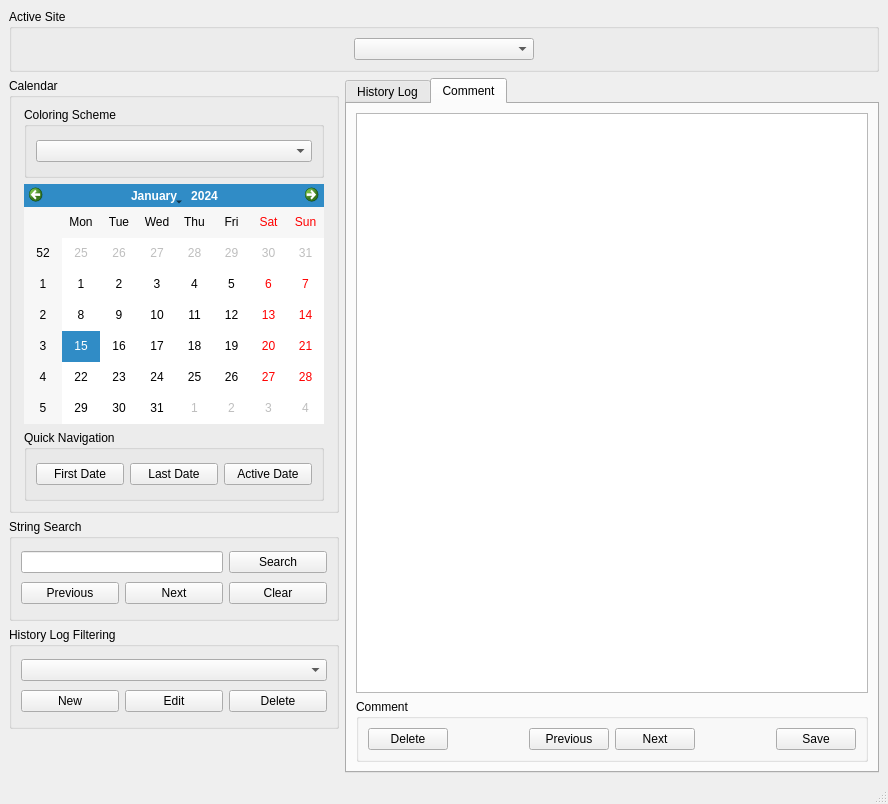
Before: the Qt Designer form resources/ui_mainwindow.ui in komministern/gca_analysis_tool, drawn with Qt 5.
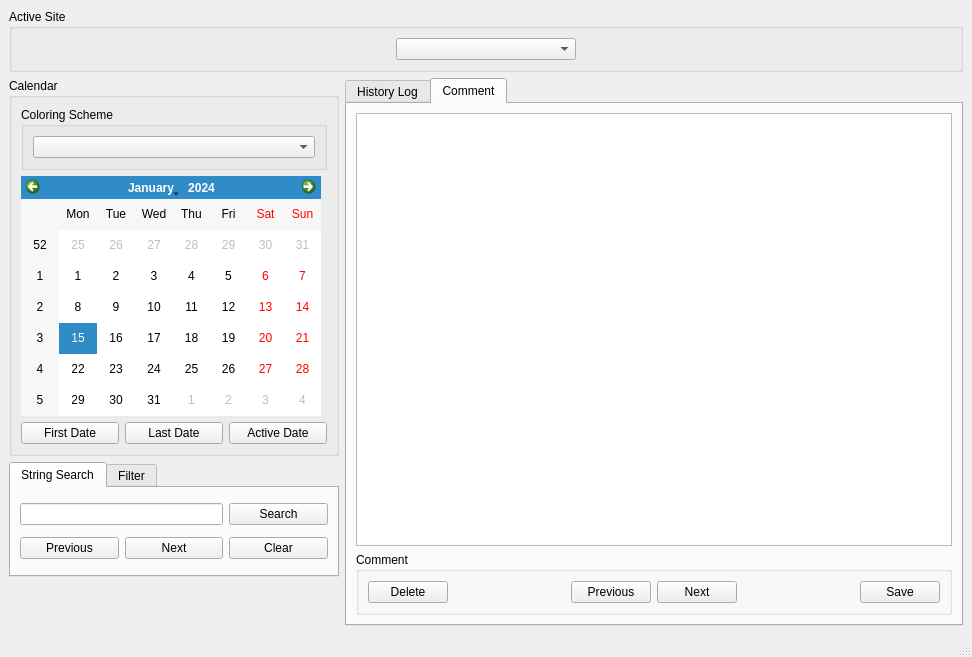
After: the same form once the commit is applied. The open tabs and pages were chosen to show the change.

```diff
--- a/resources/ui_mainwindow.ui
+++ b/resources/ui_mainwindow.ui
@@ -6,27 +6,64 @@
    <rect>
     <x>0</x>
     <y>0</y>
-    <width>888</width>
-    <height>804</height>
+    <width>972</width>
+    <height>657</height>
    </rect>
   </property>
+  <property name="sizePolicy">
+   <sizepolicy hsizetype="MinimumExpanding" vsizetype="Preferred">
+    <horstretch>0</horstretch>
+    <verstretch>0</verstretch>
+   </sizepolicy>
+  </property>
   <property name="minimumSize">
    <size>
-    <width>888</width>
-    <height>804</height>
+    <width>900</width>
+    <height>657</height>
    </size>
   </property>
   <property name="windowTitle">
    <string>GCA Analysis Tool</string>
   </property>
   <widget class="QWidget" name="centralwidget">
-   <layout class="QGridLayout" name="gridLayout_8">
+   <layout class="QGridLayout" name="gridLayout_7">
+    <item row="0" column="0" colspan="2">
+     <widget class="QGroupBox" name="groupBox_4">
+      <property name="title">
+       <string>Active Site</string>
+      </property>
+      <layout class="QGridLayout" name="gridLayout_5">
+       <item row="0" column="0">
+        <widget class="QComboBox" name="comboBox_ActiveSite">
+         <property name="minimumSize">
+          <size>
+           <width>180</width>
+           <height>0</height>
+          </size>
+         </property>
+         <property name="maximumSize">
+          <size>
+           <width>180</width>
+           <height>26</height>
+          </size>
+         </property>
+         <property name="toolTip">
+          <string/>
+         </property>
+         <property name="statusTip">
+          <string>Choose active site</string>
+         </property>
+        </widget>
+       </item>
+      </layout>
+     </widget>
+    </item>
     <item row="1" column="0">
      <widget class="QGroupBox" name="groupBox_3">
       <property name="minimumSize">
        <size>
         <width>330</width>
-        <height>435</height>
+        <height>0</height>
        </size>
       </property>
       <property name="maximumSize">
@@ -38,8 +75,8 @@
       <property name="title">
        <string>Calendar</string>
       </property>
-      <layout class="QGridLayout" name="gridLayout_7">
-       <item row="0" column="0">
+      <layout class="QGridLayout" name="gridLayout_6">
+       <item row="0" column="0" colspan="3">
         <widget class="QGroupBox" name="groupBox_5">
          <property name="title">
           <string>Coloring Scheme</string>
@@ -64,7 +101,7 @@
          </layout>
         </widget>
        </item>
-       <item row="1" column="0">
+       <item row="1" column="0" colspan="3">
         <widget class="QCalendarWidget" name="calendarWidget">
          <property name="minimumSize">
           <size>
@@ -81,76 +118,7 @@
         </widget>
        </item>
        <item row="2" column="0">
-        <widget class="QGroupBox" name="groupBox_6">
-         <property name="title">
-          <string>Quick Navigation</string>
-         </property>
-         <layout class="QGridLayout" name="gridLayout_6">
-          <item row="0" column="0">
-           <widget class="QPushButton" name="pushButton_FirstEntry">
-            <property name="toolTip">
-             <string/>
-            </property>
-            <property name="statusTip">
-             <string>Focus calendar on the  first recorded date in the history log (excluding ignored dates)</string>
-            </property>
-            <property name="text">
-             <string>First Date</string>
-            </property>
-           </widget>
-          </item>
-          <item row="0" column="2">
-           <widget class="QPushButton" name="pushButton_Today">
-            <property name="toolTip">
-             <string/>
-            </property>
-            <property name="statusTip">
-             <string>Focus calendar on the active date</string>
-            </property>
-            <property name="text">
-             <string>Active Date</string>
-            </property>
-           </widget>
-          </item>
-          <item row="0" column="1">
-           <widget class="QPushButton" name="pushButton_LastEntry">
-            <property name="toolTip">
-             <string/>
-            </property>
-            <property name="statusTip">
-             <string>Focus calendar on the last recorded date in the history log (excluding ignored dates)</string>
-            </property>
-            <property name="text">
-             <string>Last Date</string>
-            </property>
-           </widget>
-          </item>
-         </layout>
-        </widget>
-       </item>
-      </layout>
-     </widget>
-    </item>
-    <item row="2" column="0">
-     <widget class="QGroupBox" name="groupBox_2">
-      <property name="minimumSize">
-       <size>
-        <width>330</width>
-        <height>102</height>
-       </size>
-      </property>
-      <property name="maximumSize">
-       <size>
-        <width>330</width>
-        <height>102</height>
-       </size>
-      </property>
-      <property name="title">
-       <string>String Search</string>
-      </property>
-      <layout class="QGridLayout" name="gridLayout_2">
-       <item row="0" column="2">
-        <widget class="QPushButton" name="pushButton_CommitStringSearch">
+        <widget class="QPushButton" name="pushButton_FirstEntry">
          <property name="toolTip">
           <string/>
          </property>
@@ -158,28 +126,12 @@
           <string>Commit search</string>
          </property>
          <property name="text">
-          <string>Search</string>
-         </property>
-        </widget>
-       </item>
-       <item row="2" column="0">
-        <widget class="QPushButton" name="pushButton_PreviousSearch">
-         <property name="enabled">
-          <bool>true</bool>
-         </property>
-         <property name="toolTip">
-          <string/>
-         </property>
-         <property name="statusTip">
-          <string>Focus calendar on the previous date in which history log contains search string</string>
-         </property>
-         <property name="text">
-          <string>Previous</string>
+          <string>First Date</string>
          </property>
         </widget>
        </item>
        <item row="2" column="1">
-        <widget class="QPushButton" name="pushButton_NextSearch">
+        <widget class="QPushButton" name="pushButton_LastEntry">
          <property name="toolTip">
           <string/>
          </property>
@@ -187,12 +139,12 @@
           <string>Focus calendar on the next date in which history log contains search string</string>
          </property>
          <property name="text">
-          <string>Next</string>
+          <string>Last Date</string>
          </property>
         </widget>
        </item>
        <item row="2" column="2">
-        <widget class="QPushButton" name="pushButton_ResetStringSearch">
+        <widget class="QPushButton" name="pushButton_Today">
          <property name="toolTip">
           <string/>
          </property>
@@ -200,138 +152,14 @@
           <string>Clear search string</string>
          </property>
          <property name="text">
-          <string>Clear</string>
+          <string>Active Date</string>
          </property>
         </widget>
        </item>
-       <item row="0" column="0" colspan="2">
-        <widget class="QLineEdit" name="lineEdit_StringSearch">
-         <property name="minimumSize">
-          <size>
-           <width>0</width>
-           <height>0</height>
-          </size>
-         </property>
-         <property name="toolTip">
-          <string/>
-         </property>
-         <property name="statusTip">
-          <string>Enter search string</string>
-         </property>
-        </widget>
-       </item>
       </layout>
      </widget>
     </item>
-    <item row="0" column="0" colspan="2">
-     <widget class="QGroupBox" name="groupBox_4">
-      <property name="title">
-       <string>Active Site</string>
-      </property>
-      <layout class="QGridLayout" name="gridLayout_5">
-       <item row="0" column="0">
-        <widget class="QComboBox" name="comboBox_ActiveSite">
-         <property name="minimumSize">
-          <size>
-           <width>180</width>
-           <height>0</height>
-          </size>
-         </property>
-         <property name="maximumSize">
-          <size>
-           <width>180</width>
-           <height>26</height>
-          </size>
-         </property>
-         <property name="toolTip">
-          <string/>
-         </property>
-         <property name="statusTip">
-          <string>Choose active site</string>
-         </property>
-        </widget>
-       </item>
-      </layout>
-     </widget>
-    </item>
-    <item row="3" column="0">
-     <widget class="QGroupBox" name="groupBox">
-      <property name="minimumSize">
-       <size>
-        <width>330</width>
-        <height>102</height>
-       </size>
-      </property>
-      <property name="maximumSize">
-       <size>
-        <width>330</width>
-        <height>102</height>
-       </size>
-      </property>
-      <property name="title">
-       <string>History Log Filtering</string>
-      </property>
-      <layout class="QGridLayout" name="gridLayout_3">
-       <item row="0" column="0" colspan="3">
-        <widget class="QComboBox" name="comboBox_ChooseFilter">
-         <property name="minimumSize">
-          <size>
-           <width>0</width>
-           <height>0</height>
-          </size>
-         </property>
-         <property name="statusTip">
-          <string>Choose history log filter</string>
-         </property>
-        </widget>
-       </item>
-       <item row="1" column="0">
-        <widget class="QPushButton" name="pushButton_NewFilter">
-         <property name="statusTip">
-          <string>Create a new filter</string>
-         </property>
-         <property name="text">
-          <string>New</string>
-         </property>
-        </widget>
-       </item>
-       <item row="1" column="1">
-        <widget class="QPushButton" name="pushButton_EditFilter">
-         <property name="statusTip">
-          <string>Edit currently chosen filter</string>
-         </property>
-         <property name="text">
-          <string>Edit</string>
-         </property>
-        </widget>
-       </item>
-       <item row="1" column="2">
-        <widget class="QPushButton" name="pushButton_DeleteFilter">
-         <property name="statusTip">
-          <string>Delete currently chosen filter</string>
-         </property>
-         <property name="text">
-          <string>Delete</string>
-         </property>
-        </widget>
-       </item>
-      </layout>
-     </widget>
-    </item>
-    <item row="4" column="0">
-     <spacer name="verticalSpacer">
-      <property name="orientation">
-       <enum>Qt::Vertical</enum>
-      </property>
-      <property name="sizeHint" stdset="0">
-       <size>
-        <width>17</width>
-        <height>139</height>
-       </size>
-      </property>
-     </spacer>
-    </item>
-    <item row="1" column="1" rowspan="4">
+    <item row="1" column="1" rowspan="3">
      <widget class="QTabWidget" name="tabWidget_TextFields">
       <property name="currentIndex">
        <number>0</number>
@@ -377,7 +205,7 @@
              </property>
              <property name="sizeHint" stdset="0">
               <size>
-               <width>18</width>
+               <width>20</width>
                <height>20</height>
               </size>
              </property>
@@ -410,7 +238,7 @@
              </property>
              <property name="sizeHint" stdset="0">
               <size>
-               <width>65</width>
+               <width>20</width>
                <height>20</height>
               </size>
              </property>
@@ -433,6 +261,166 @@
       </widget>
      </widget>
     </item>
+    <item row="2" column="0">
+     <widget class="QTabWidget" name="tabWidget">
+      <property name="minimumSize">
+       <size>
+        <width>330</width>
+        <height>115</height>
+       </size>
+      </property>
+      <property name="maximumSize">
+       <size>
+        <width>330</width>
+        <height>115</height>
+       </size>
+      </property>
+      <property name="currentIndex">
+       <number>0</number>
+      </property>
+      <widget class="QWidget" name="tab_3">
+       <attribute name="title">
+        <string>String Search</string>
+       </attribute>
+       <layout class="QGridLayout" name="gridLayout_2">
+        <item row="0" column="0" colspan="2">
+         <widget class="QLineEdit" name="lineEdit_StringSearch">
+          <property name="minimumSize">
+           <size>
+            <width>0</width>
+            <height>0</height>
+           </size>
+          </property>
+          <property name="toolTip">
+           <string/>
+          </property>
+          <property name="statusTip">
+           <string>Enter search string</string>
+          </property>
+         </widget>
+        </item>
+        <item row="0" column="2">
+         <widget class="QPushButton" name="pushButton_CommitStringSearch">
+          <property name="toolTip">
+           <string/>
+          </property>
+          <property name="statusTip">
+           <string>Commit search</string>
+          </property>
+          <property name="text">
+           <string>Search</string>
+          </property>
+         </widget>
+        </item>
+        <item row="1" column="0">
+         <widget class="QPushButton" name="pushButton_PreviousSearch">
+          <property name="enabled">
+           <bool>true</bool>
+          </property>
+          <property name="toolTip">
+           <string/>
+          </property>
+          <property name="statusTip">
+           <string>Focus calendar on the previous date in which history log contains search string</string>
+          </property>
+          <property name="text">
+           <string>Previous</string>
+          </property>
+         </widget>
+        </item>
+        <item row="1" column="1">
+         <widget class="QPushButton" name="pushButton_NextSearch">
+          <property name="toolTip">
+           <string/>
+          </property>
+          <property name="statusTip">
+           <string>Focus calendar on the next date in which history log contains search string</string>
+          </property>
+          <property name="text">
+           <string>Next</string>
+          </property>
+         </widget>
+        </item>
+        <item row="1" column="2">
+         <widget class="QPushButton" name="pushButton_ResetStringSearch">
+          <property name="toolTip">
+           <string/>
+          </property>
+          <property name="statusTip">
+           <string>Clear search string</string>
+          </property>
+          <property name="text">
+           <string>Clear</string>
+          </property>
+         </widget>
+        </item>
+       </layout>
+      </widget>
+      <widget class="QWidget" name="tab_4">
+       <attribute name="title">
+        <string>Filter</string>
+       </attribute>
+       <layout class="QGridLayout" name="gridLayout_3">
+        <item row="0" column="0" colspan="3">
+         <widget class="QComboBox" name="comboBox_ChooseFilter">
+          <property name="minimumSize">
+           <size>
+            <width>0</width>
+            <height>0</height>
+           </size>
+          </property>
+          <property name="statusTip">
+           <string>Choose history log filter</string>
+          </property>
+         </widget>
+        </item>
+        <item row="1" column="0">
+         <widget class="QPushButton" name="pushButton_NewFilter">
+          <property name="statusTip">
+           <string>Create a new filter</string>
+          </property>
+          <property name="text">
+           <string>New</string>
+          </property>
+         </widget>
+        </item>
+        <item row="1" column="1">
+         <widget class="QPushButton" name="pushButton_EditFilter">
+          <property name="statusTip">
+           <string>Edit currently chosen filter</string>
+          </property>
+          <property name="text">
+           <string>Edit</string>
+          </property>
+         </widget>
+        </item>
+        <item row="1" column="2">
+         <widget class="QPushButton" name="pushButton_DeleteFilter">
+          <property name="statusTip">
+           <string>Delete currently chosen filter</string>
+          </property>
+          <property name="text">
+           <string>Delete</string>
+          </property>
+         </widget>
+        </item>
+       </layout>
+      </widget>
+     </widget>
+    </item>
+    <item row="3" column="0">
+     <spacer name="verticalSpacer">
+      <property name="orientation">
+       <enum>Qt::Vertical</enum>
+      </property>
+      <property name="sizeHint" stdset="0">
+       <size>
+        <width>17</width>
+        <height>139</height>
+       </size>
+      </property>
+     </spacer>
+    </item>
    </layout>
   </widget>
   <widget class="QMenuBar" name="menubar">
```
Left out of the diff: 8 changed lines with no effect on the pictures.
